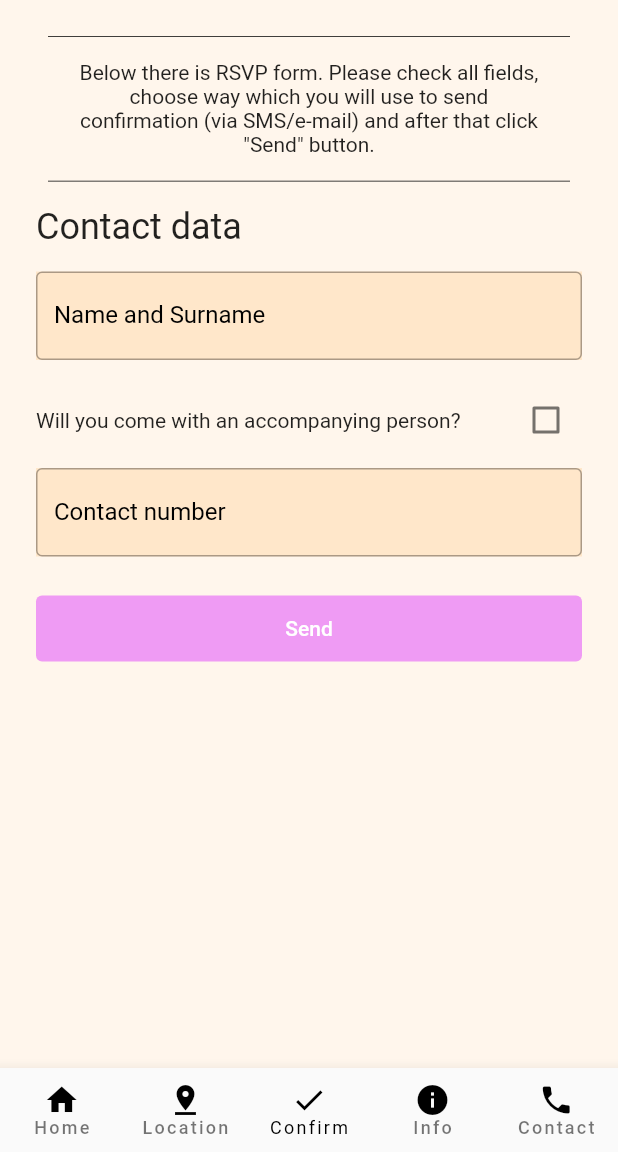
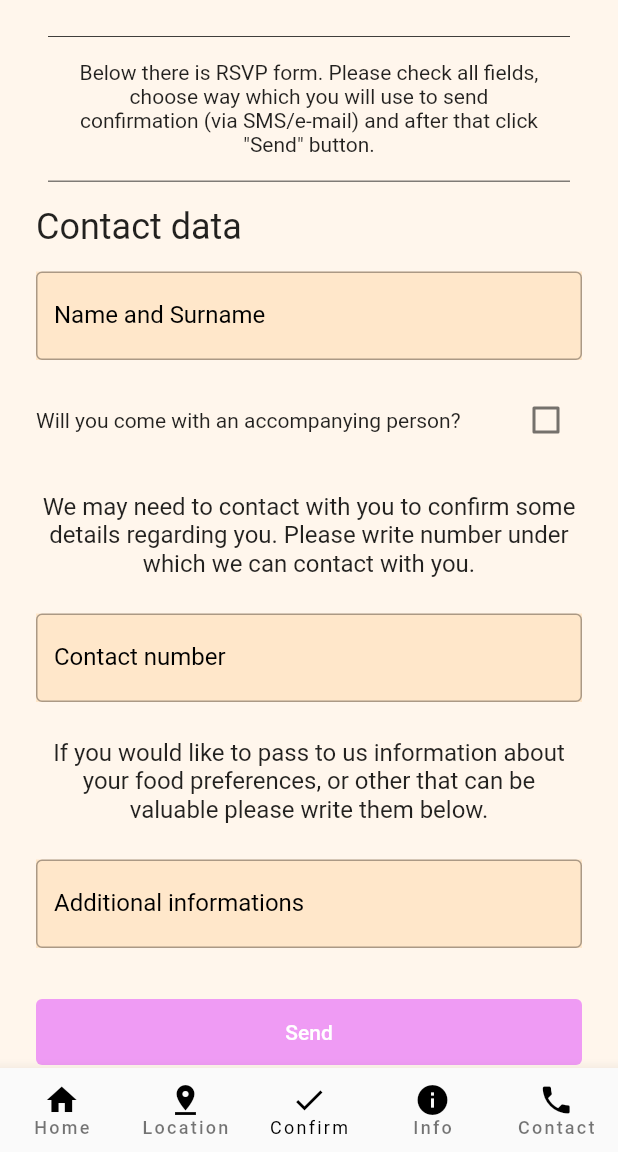
Before and after one commit to Tyluuus/Wedding_App, a Flutter app: the screen it shows after launch, item 3 of the bottom bar chosen, on a phone screen of 412 x 824 dp, the part 84-1236 px from its top. Run offline on Flutter 3.47's test engine with Material 2 defaults, Android fonts, the phone set to English and light mode, and no system bars; our stand-ins replace auto_route, bloc, flutter_hooks, flutter_keyboard_visibility, flutter_map, flutter_secure_storage and 5 more; missing offline and left inert: add_2_calendar; generated files the repository leaves out were written again; Roboto replaces fonts that are missing (Signika).

Commit message:
confirmation form update

```diff
--- a/lib/core/localization/app_en.arb
+++ b/lib/core/localization/app_en.arb
@@ -22,8 +22,11 @@
   "name_text_field_label": "Name and Surname",
   "accompanying_person_text": "Will you come with an accompanying person?",
   "accompanying_person_text_field_title": "Name and Surname of an accompanying person.",
-  "i_dont_know_label": "I don't know yet if I'll come with anyone",
+  "i_dont_know_label": "I don't know yet with who I will come",
   "contact_number_label": "Contact number",
+  "contact_number_label_exp": "We may need to contact with you to confirm some details regarding you. Please write number under which we can contact with you.",
+  "confirmation_additional_info": "Additional informations",
+  "confirmation_additional_info_exp": "If you would like to pass to us information about your food preferences, or other that can be valuable please write them below.",
   "send_button_label": "Send",
   "information_page_label": "Informations",
   "information_page_info": "Here will be appearing all organizational informations connected with upcoming ceremony. Please remember to check this page regularly.",
@@ -35,5 +38,14 @@
   "nav_bar_contact": "Contact",
   "timeout_title": "Server communication error",
   "confirmation_done_title": "You have already sent confirmation.",
-  "confirmation_done_text": "If anything changed please contact with us. All contact informations you will find under contact tab."
+  "confirmation_done_text": "If anything changed please contact with us. All contact informations you will find under contact tab.",
+  "confirmation_sms_header": "Hi, I'd like to confirm attendance on your weeding.",
+  "confirmation_sms_body_with_partner": "I will be with accompanying person: ",
+  "confirmation_sms_body_without_partner": "I will be without accompanying person.",
+  "confirmation_sms_additional_info": "Additional info: ",
+  "confirmation_sms_responder_contact": "My contact number: ",
+  "confirmation_sms_footer": "Best Regards, ",
+  "confirmation_email_subject": "Attendance confirmation",
+  "contact_number": "+48222222222",
+  "contact_email": "tylus97@gmail.com"
 }
--- a/lib/core/localization/app_pl.arb
+++ b/lib/core/localization/app_pl.arb
@@ -22,8 +22,11 @@
   "name_text_field_label": "Imię i nazwisko",
   "accompanying_person_text": "Czy przyjdziesz z osobą towarzyszącą",
   "accompanying_person_text_field_title": "Imię i nazwisko osoby towarzyszącej",
-  "i_dont_know_label": "Jeszcze nie wiem czy z kimś przyjdę",
+  "i_dont_know_label": "Jeszcze nie wiem z kim przyjdę",
   "contact_number_label": "Numer kontaktowy",
+  "contact_number_label_exp": "Być może będziemy musieli się z Tobą skontaktować w celu potwierdzenia pewnych informacji. Proszę zapisz poniżej numer pod którym możemy się z Tobą skontaktować.",
+  "confirmation_additional_info": "Informacje dodatkowe",
+  "confirmation_additional_info_exp": "Jeżeli chciał/a byś przekazać informacje o swoich preferencjach dotyczących posiłków, bądź inne, które uważasz za istotne proszę zapisz je poniżej.",
   "send_button_label": "Wyślij",
   "information_page_label": "Informacje",
   "information_page_info": "Tutaj będą pojawiały się pozostałe informacje organizacyjne wraz ze zbliżającym się przyjęciem. Pamiętaj żeby zaglądać tu regularnie.",
@@ -35,5 +38,14 @@
   "nav_bar_contact": "Kontakt",
   "timeout_title": "Błąd połączenia z serwerem",
   "confirmation_done_title": "Wysłałaś/eś już potwierdzenie.",
-  "confirmation_done_text": "Jeżeli coś się zmieniło i chcesz wprowadzić zmiany skontaktuj się z nami. Wszystkie informacje kontaktowe znajdziesz w zakładce \"Kontakt\""
+  "confirmation_done_text": "Jeżeli coś się zmieniło i chcesz wprowadzić zmiany skontaktuj się z nami. Wszystkie informacje kontaktowe znajdziesz w zakładce \"Kontakt\"",
+  "confirmation_sms_header": "Hej, chciałam/em potwierdzić obecność na Waszym weselu. ",
+  "confirmation_sms_body_with_partner": "Będę z osobą towarzyszącą: ",
+  "confirmation_sms_body_without_partner": "Będę bez osoby towarzyszącej. ",
+  "confirmation_sms_additional_info": "Dodatkowe informacje: ",
+  "confirmation_sms_responder_contact": "Mój numer kontaktowy: ",
+  "confirmation_sms_footer": "Pozdrawiam, ",
+  "confirmation_email_subject": "Potwierdzenie obecności",
+  "contact_number": "+48222222222",
+  "contact_email": "tylus97@gmail.com"
 }
--- a/lib/domain/storage/secure_storage_repository.dart
+++ b/lib/domain/storage/secure_storage_repository.dart
@@ -9,4 +9,6 @@ class SecureStorageRepository {
   Future<void> setAsConfirmed() async {
     await secureStorage.write(key: _confirmationKey, value: "true");
   }
+
+  Future<void> deleteConfirmed() async => await secureStorage.delete(key: _confirmationKey);
 }
--- a/lib/presentation/pages/confirmation/confirmation_state.dart
+++ b/lib/presentation/pages/confirmation/confirmation_state.dart
@@ -6,5 +6,8 @@ class ConfirmationState with _$ConfirmationState {
 
   const factory ConfirmationState.dump() = ConfirmationStateDump;
 
+  const factory ConfirmationState.sendConfirmation(String userName, bool withPartner, String? partnerName, String? additionalInfo, String? contactNumber) =
+      ConfirmationStateSendConfirmation;
+
   const factory ConfirmationState.loaded() = ConfirmationStateLoaded;
 }
--- a/lib/presentation/pages/confirmation/widgets/confirmation_form_widget.dart
+++ b/lib/presentation/pages/confirmation/widgets/confirmation_form_widget.dart
@@ -5,15 +5,33 @@ import 'package:wedding_app/presentation/styles/dimensions.dart';
 import 'package:wedding_app/presentation/widgets/base_text_field.dart';
 
 class ConfirmationFormWidget extends HookWidget {
+  final TextEditingController nameTextController;
+
+  final TextEditingController partnerNameTextController;
+  final TextEditingController numberTextController;
+  final TextEditingController additionalInfoTextController;
+
+  final ValueNotifier<bool> withPartner;
+  final ValueNotifier<bool> isPartnerUnknown;
+
   const ConfirmationFormWidget({
     Key? key,
+    required this.nameTextController,
+    required this.partnerNameTextController,
+    required this.numberTextController,
+    required this.additionalInfoTextController,
+    required this.withPartner,
+    required this.isPartnerUnknown,
   }) : super(key: key);
 
   @override
   Widget build(BuildContext context) {
-    final nameTextController = TextEditingController();
-    final withPartner = useState(false);
-    final isPartnerUnknown = useState(false);
+    // final withPartner = useState(false);
+    // final isPartnerUnknown = useState(false);
+    // // final nameTextController = useTextEditingController();
+    // final partnerNameTextController = useTextEditingController();
+    // final contactNumberTextController = useTextEditingController();
+    // final additionalInfoTextController = useTextEditingController();
 
     return SingleChildScrollView(
       child: Column(
@@ -62,7 +80,7 @@ class ConfirmationFormWidget extends HookWidget {
               ? Padding(
                   padding: kDefaultTextFieldPadding,
                   child: BaseTextField(
-                    textEditingController: nameTextController,
+                    textEditingController: partnerNameTextController,
                     label: AppLocalizations.of(context)!.accompanying_person_text_field_title,
                   ),
                 )
@@ -92,11 +110,34 @@ class ConfirmationFormWidget extends HookWidget {
                 )
               : Container(),
           Padding(
-            padding: kPageSidePadding,
+            padding: kDefaultAllSidesNotEqualPadding,
+            child: Text(
+              AppLocalizations.of(context)!.contact_number_label_exp,
+              style: Theme.of(context).primaryTextTheme.bodyMedium,
+              textAlign: TextAlign.center,
+            ),
+          ),
+          Padding(
+            padding: kDefaultTextFieldPadding,
             child: BaseTextField(
-              textEditingController: nameTextController,
+              textEditingController: numberTextController,
               label: AppLocalizations.of(context)!.contact_number_label,
               phone: true,
+            ),
+          ),
+          Padding(
+            padding: kDefaultAllSidesNotEqualPadding,
+            child: Text(
+              AppLocalizations.of(context)!.confirmation_additional_info_exp,
+              style: Theme.of(context).primaryTextTheme.bodyMedium,
+              textAlign: TextAlign.center,
+            ),
+          ),
+          Padding(
+            padding: kDefaultTextFieldPadding,
+            child: BaseTextField(
+              textEditingController: additionalInfoTextController,
+              label: AppLocalizations.of(context)!.confirmation_additional_info,
             ),
           ),
         ],
--- a/lib/presentation/pages/confirmation/widgets/confirmation_loaded_widget.dart
+++ b/lib/presentation/pages/confirmation/widgets/confirmation_loaded_widget.dart
@@ -25,6 +25,13 @@ class ConfirmationLoadedWidget extends HookWidget {
     if (isConfirmedStream.hasData) {
       isLoading.value = false;
     }
+
+    final nameTextController = useTextEditingController();
+    final partnerNameTextController = useTextEditingController();
+    final contactNumberTextController = useTextEditingController();
+    final additionalInfoTextController = useTextEditingController();
+    final withPartner = useState(false);
+    final isPartnerUnknown = useState(false);
 
     return KeyboardVisibilityBuilder(builder: (context, isKeyboardVisible) {
       return Scaffold(
@@ -70,7 +77,14 @@ class ConfirmationLoadedWidget extends HookWidget {
                                   padding: kDefaultDividerPadding,
                                   child: DividerWidget(),
                                 ),
-                                const ConfirmationFormWidget(),
+                                ConfirmationFormWidget(
+                                  nameTextController: nameTextController,
+                                  partnerNameTextController: partnerNameTextController,
+                                  numberTextController: contactNumberTextController,
+                                  additionalInfoTextController: additionalInfoTextController,
+                                  withPartner: withPartner,
+                                  isPartnerUnknown: isPartnerUnknown,
+                                ),
                                 !isKeyboardVisible
                                     ? Padding(
                                         padding: kDefaultAllSidesEqualPadding,
@@ -84,7 +98,13 @@ class ConfirmationLoadedWidget extends HookWidget {
                                             elevation: 0,
                                           ),
                                           onPressed: () async {
-                                            await cubit.confirmAttend();
+                                            await cubit.clickSend(
+                                              nameTextController.text,
+                                              withPartner.value,
+                                              partnerNameTextController.text,
+                                              additionalInfoTextController.text,
+                                              contactNumberTextController.text,
+                                            );
                                           },
                                           child: Text(AppLocalizations.of(context)!.send_button_label),
                                         ),
@@ -106,7 +126,15 @@ class ConfirmationLoadedWidget extends HookWidget {
                                     minimumSize: kDefaultMinimalButtonSize,
                                     elevation: 0,
                                   ),
-                                  onPressed: () {},
+                                  onPressed: () async {
+                                    await cubit.clickSend(
+                                      nameTextController.text,
+                                      withPartner.value,
+                                      partnerNameTextController.text,
+                                      additionalInfoTextController.text,
+                                      contactNumberTextController.text,
+                                    );
+                                  },
                                   child: Text(
                                     AppLocalizations.of(context)!.send_button_label,
                                   ),
--- a/lib/presentation/pages/entry/entry_cubit.dart
+++ b/lib/presentation/pages/entry/entry_cubit.dart
@@ -9,7 +9,7 @@ class EntryCubit extends BaseCubit<EntryState> {
 
   Future<void> init() async {
     emit(const EntryState.loaded());
-    Future.delayed(const Duration(seconds: 5)).then((value) => navigateToNextPage());
+    Future.delayed(const Duration(seconds: 2)).then((value) => navigateToNextPage());
   }
 
   Future<void> navigateToNextPage() async {
--- a/lib/presentation/styles/dimensions.dart
+++ b/lib/presentation/styles/dimensions.dart
@@ -44,6 +44,7 @@ const kDefaultMinimalButtonSize = Size.fromHeight(44.0);
 //
 // // Default border radius
 const kDefaultBorderRadiusValue = 20.0;
+const kDefaultDialogRadiusValue = 16.0;
 const kDefaultEntryPageButtonBorderRadiusValue = 10.0;
 const kDefaultImageBorderRadiusValue = 30.0;
 const kDefaultButtonBorderRadiusValue = 8.0;
```
Also changed, not shown: lib/extensions/string_extension.dart (added, +9 -0 lines), lib/presentation/pages/confirmation/confirmation_cubit.dart (+63 -4 lines), lib/presentation/pages/confirmation/confirmation_page.dart (+20 -0 lines), lib/presentation/widgets/double_choice_dialog_widget.dart (added, +112 -0 lines), lib/presentation/pages/confirmation/confirmation_cubit.freezed.dart, 2 other files.
